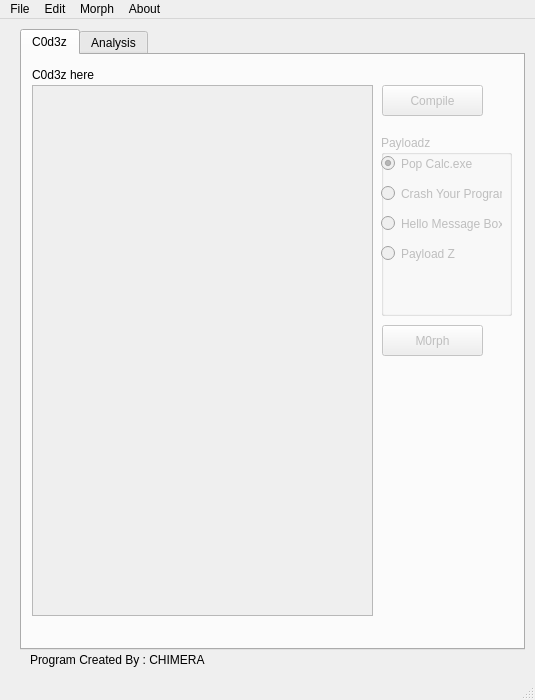
Qt form Polymorphic_Engine_V1/mainwindow.ui (metherlence784/FYP-Polymorphic-Engine) before a commit.
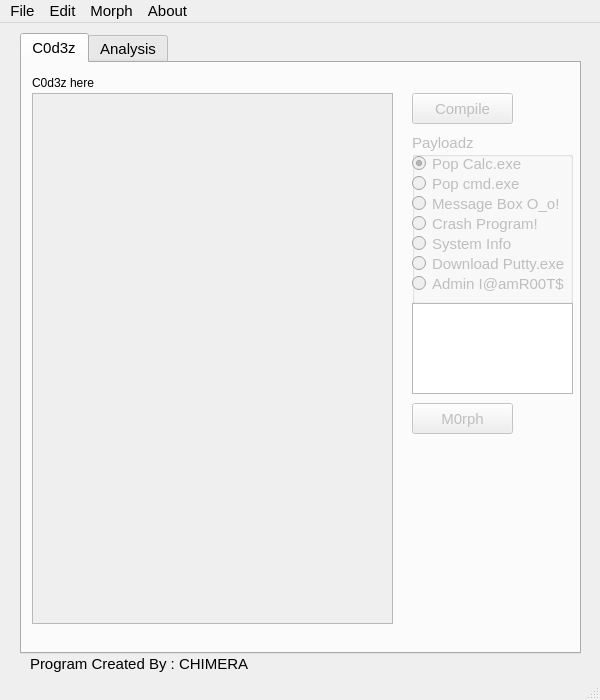
The same form after that commit.

Commit message: Added more payloads in the payloads.h. The respective radio buttons were made and the payloads were added in the Morph_Executable_Controller's morphing functions.

```diff
--- a/Polymorphic_Engine_V1/mainwindow.ui
+++ b/Polymorphic_Engine_V1/mainwindow.ui
@@ -6,7 +6,7 @@
    <rect>
     <x>0</x>
     <y>0</y>
-    <width>535</width>
+    <width>600</width>
     <height>700</height>
    </rect>
   </property>
@@ -18,10 +18,15 @@
   </property>
   <property name="maximumSize">
    <size>
-    <width>535</width>
+    <width>600</width>
     <height>700</height>
    </size>
   </property>
+  <property name="font">
+   <font>
+    <pointsize>11</pointsize>
+   </font>
+  </property>
   <property name="windowTitle">
    <string>Polymorphic Engine</string>
   </property>
@@ -31,7 +36,7 @@
      <rect>
       <x>20</x>
       <y>10</y>
-      <width>505</width>
+      <width>561</width>
       <height>621</height>
      </rect>
     </property>
@@ -41,12 +46,6 @@
       <height>621</height>
      </size>
     </property>
-    <property name="maximumSize">
-     <size>
-      <width>521</width>
-      <height>621</height>
-     </size>
-    </property>
     <property name="currentIndex">
      <number>0</number>
     </property>
@@ -83,18 +82,26 @@
        <rect>
         <x>10</x>
         <y>30</y>
-        <width>341</width>
+        <width>361</width>
         <height>531</height>
        </rect>
       </property>
+      <property name="font">
+       <font>
+        <pointsize>12</pointsize>
+       </font>
+      </property>
+      <property name="placeholderText">
+       <string/>
+      </property>
      </widget>
      <widget class="QWidget" name="verticalLayoutWidget">
       <property name="geometry">
        <rect>
-        <x>359</x>
-        <y>80</y>
-        <width>131</width>
-        <height>181</height>
+        <x>390</x>
+        <y>70</y>
+        <width>161</width>
+        <height>171</height>
        </rect>
       </property>
       <layout class="QVBoxLayout" name="verticalLayout">
@@ -111,8 +118,8 @@
            <rect>
             <x>0</x>
             <y>20</y>
-            <width>121</width>
-            <height>17</height>
+            <width>161</width>
+            <height>21</height>
            </rect>
           </property>
           <property name="text">
@@ -126,39 +133,86 @@
           <property name="geometry">
            <rect>
             <x>0</x>
-            <y>50</y>
-            <width>121</width>
-            <height>17</height>
-           </rect>
-          </property>
-          <property name="text">
-           <string>Crash Your Program!</string>
-          </property>
-         </widget>
-         <widget class="QRadioButton" name="Message_Box_Payload_RButton">
-          <property name="geometry">
-           <rect>
-            <x>0</x>
             <y>80</y>
-            <width>121</width>
-            <height>17</height>
+            <width>161</width>
+            <height>21</height>
            </rect>
           </property>
+          <property name="font">
+           <font>
+            <pointsize>11</pointsize>
+           </font>
+          </property>
           <property name="text">
-           <string>Hello Message Box</string>
+           <string>Crash Program!</string>
           </property>
          </widget>
-         <widget class="QRadioButton" name="radioButton_3">
+         <widget class="QRadioButton" name="Message_Box_Payload_RButton">
           <property name="geometry">
            <rect>
             <x>0</x>
-            <y>110</y>
-            <width>121</width>
-            <height>17</height>
+            <y>60</y>
+            <width>161</width>
+            <height>21</height>
            </rect>
           </property>
           <property name="text">
-           <string>Payload Z</string>
+           <string>Message Box O_o!</string>
+          </property>
+         </widget>
+         <widget class="QRadioButton" name="System_Info_Payload_RButton">
+          <property name="geometry">
+           <rect>
+            <x>0</x>
+            <y>100</y>
+            <width>161</width>
+            <height>21</height>
+           </rect>
+          </property>
+          <property name="text">
+           <string>System Info</string>
+          </property>
+         </widget>
+         <widget class="QRadioButton" name="CMD_Payload_RButton">
+          <property name="geometry">
+           <rect>
+            <x>0</x>
+            <y>40</y>
+            <width>161</width>
+            <height>21</height>
+           </rect>
+          </property>
+          <property name="text">
+           <string>Pop cmd.exe</string>
+          </property>
+          <property name="checked">
+           <bool>false</bool>
+          </property>
+         </widget>
+         <widget class="QRadioButton" name="Download_Putty_Payload_RButton">
+          <property name="geometry">
+           <rect>
+            <x>0</x>
+            <y>120</y>
+            <width>161</width>
+            <height>21</height>
+           </rect>
+          </property>
+          <property name="text">
+           <string>Download Putty.exe</string>
+          </property>
+         </widget>
+         <widget class="QRadioButton" name="New_Admin_Payload_RButton">
+          <property name="geometry">
+           <rect>
+            <x>0</x>
+            <y>140</y>
+            <width>161</width>
+            <height>21</height>
+           </rect>
+          </property>
+          <property name="text">
+           <string>Admin I@amR00T$</string>
           </property>
          </widget>
         </widget>
@@ -171,7 +225,7 @@
       </property>
       <property name="geometry">
        <rect>
-        <x>360</x>
+        <x>390</x>
         <y>30</y>
         <width>101</width>
         <height>31</height>
@@ -200,8 +254,8 @@
       </property>
       <property name="geometry">
        <rect>
-        <x>360</x>
-        <y>270</y>
+        <x>390</x>
+        <y>340</y>
         <width>101</width>
         <height>31</height>
        </rect>
@@ -210,6 +264,31 @@
        <string>M0rph</string>
       </property>
      </widget>
+     <widget class="QTextEdit" name="Payload_Info_Textbox">
+      <property name="enabled">
+       <bool>true</bool>
+      </property>
+      <property name="geometry">
+       <rect>
+        <x>390</x>
+        <y>240</y>
+        <width>161</width>
+        <height>91</height>
+       </rect>
+      </property>
+      <property name="font">
+       <font>
+        <weight>75</weight>
+        <bold>true</bold>
+       </font>
+      </property>
+      <property name="readOnly">
+       <bool>true</bool>
+      </property>
+      <property name="placeholderText">
+       <string/>
+      </property>
+     </widget>
     </widget>
     <widget class="QWidget" name="Analysis">
      <attribute name="title">
@@ -404,11 +483,16 @@
     <rect>
      <x>0</x>
      <y>0</y>
-     <width>535</width>
+     <width>600</width>
      <height>21</height>
     </rect>
    </property>
    <widget class="QMenu" name="File_Menu_Header">
+    <property name="font">
+     <font>
+      <pointsize>11</pointsize>
+     </font>
+    </property>
     <property name="title">
      <string>File</string>
     </property>
@@ -421,6 +505,11 @@
     <addaction name="Exit_Menu_Item"/>
    </widget>
    <widget class="QMenu" name="Edit_Menu_Header">
+    <property name="font">
+     <font>
+      <pointsize>11</pointsize>
+     </font>
+    </property>
     <property name="title">
      <string>Edit</string>
     </property>
@@ -428,6 +517,11 @@
     <addaction name="Redo_Menu_Item"/>
    </widget>
    <widget class="QMenu" name="Morph_Menu_Header">
+    <property name="font">
+     <font>
+      <pointsize>11</pointsize>
+     </font>
+    </property>
     <property name="title">
      <string>Morph</string>
     </property>
```
Left out of the diff: 52 changed lines with no effect on the pictures. The commit also changes 69 other files.
